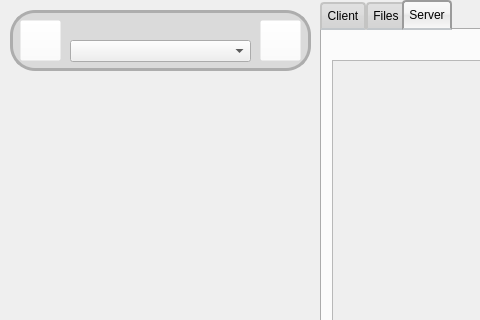
Above: mainwindow.ui from warren80/comaudio before the change; both pictures show x 0 to 480 and y 0 to 320 of the 669 by 440 pixel window. Below: the same form after it.
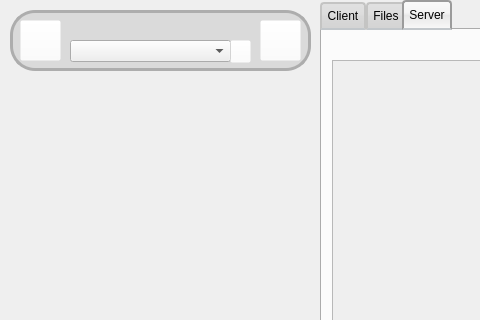
That is the form after the change. Icons and pictures are not drawn.

```diff
--- a/mainwindow.ui
+++ b/mainwindow.ui
@@ -773,11 +773,36 @@
       <rect>
        <x>60</x>
        <y>30</y>
-       <width>181</width>
+       <width>161</width>
        <height>22</height>
       </rect>
      </property>
     </widget>
+    <widget class="QPushButton" name="refreshLocalSongList">
+     <property name="geometry">
+      <rect>
+       <x>220</x>
+       <y>30</y>
+       <width>21</width>
+       <height>23</height>
+      </rect>
+     </property>
+     <property name="styleSheet">
+      <string notr="true">QPushButton {
+	background-image: url(:/refresh.gif);
+	background-repeat: no-repeat;
+	background-position: center;
+	background-color: rgba(255,255,255,0%);
+}
+
+QPushButton:hover {
+	background-image: url(:/refreshHover.gif);
+}</string>
+     </property>
+     <property name="text">
+      <string/>
+     </property>
+    </widget>
    </widget>
    <zorder>backgroundChatScreen</zorder>
    <zorder>tabWidget</zorder>
```
